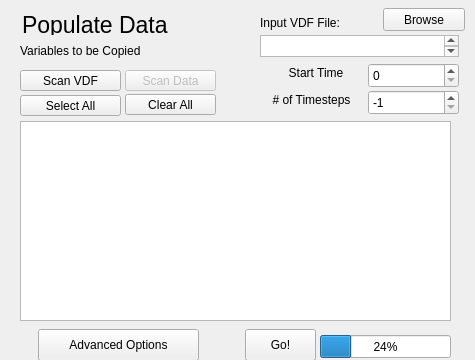
Qt form apps/fcwizard/ui/Page4.ui (yyr/vapor) before a commit.
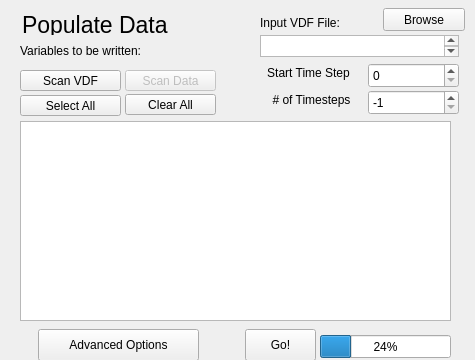
The same form after that commit.

Diff of the .ui file:
```diff
--- a/apps/fcwizard/ui/Page4.ui
+++ b/apps/fcwizard/ui/Page4.ui
@@ -46,7 +46,7 @@
     </font>
    </property>
    <property name="text">
-    <string>Variables to be Copied</string>
+    <string>Variables to be written:</string>
    </property>
   </widget>
   <widget class="QSpinBox" name="startTimeSpinner">
@@ -123,14 +123,14 @@
   <widget class="QLabel" name="label_28">
    <property name="geometry">
     <rect>
-     <x>281</x>
+     <x>258</x>
      <y>63</y>
-     <width>70</width>
+     <width>101</width>
      <height>20</height>
     </rect>
    </property>
    <property name="text">
-    <string>Start Time</string>
+    <string>Start Time Step</string>
    </property>
    <property name="alignment">
     <set>Qt::AlignCenter</set>
```
